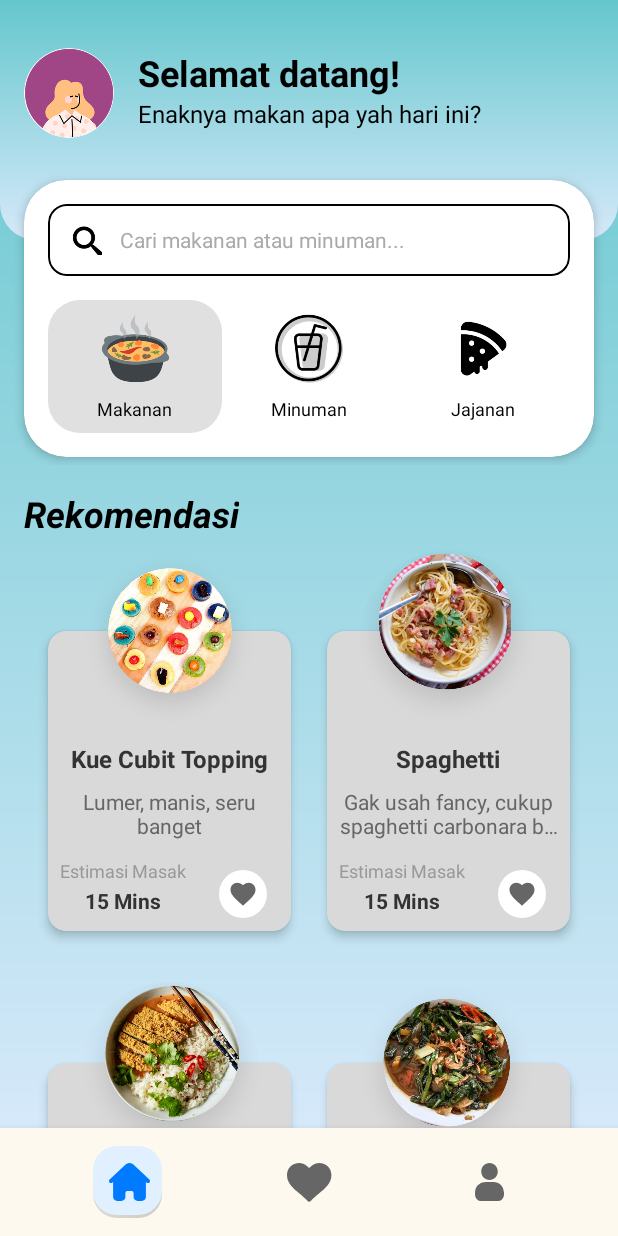
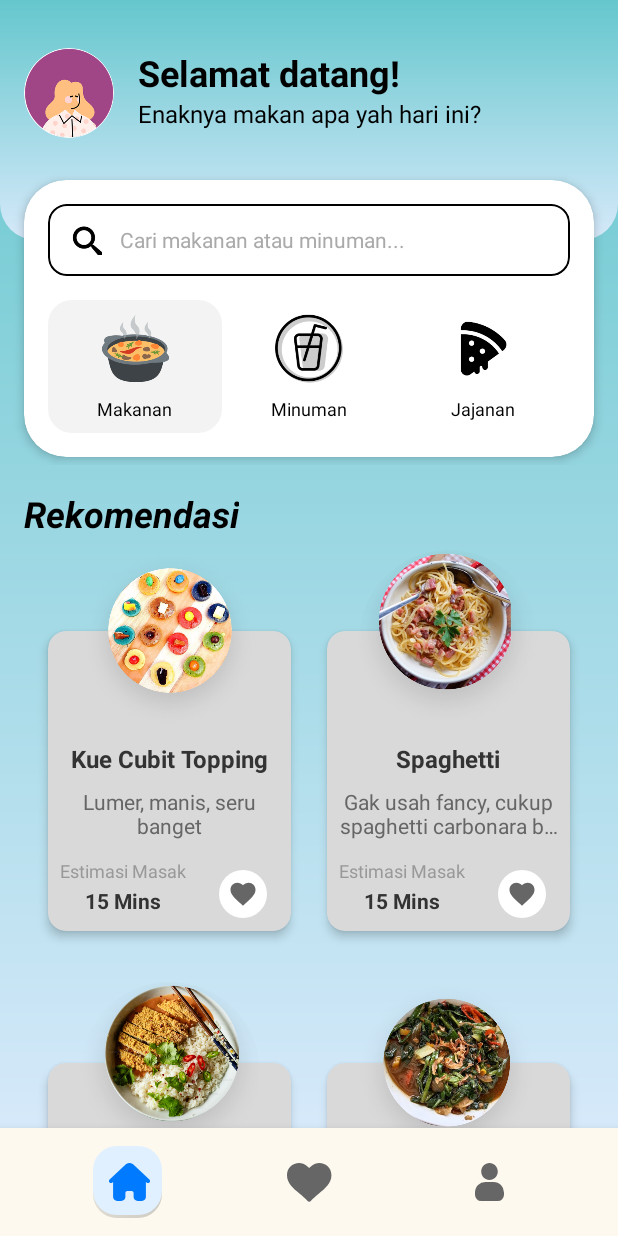
Before and after one commit to wahyuwsap/Saji_In, an Android app: the HomeFragment screen opened directly, with no data from a screen before it, after a tap on "Makanan", on a phone screen of 412 x 824 dp. Run offline under Robolectric (Android 15) with nearby library versions, the phone set to English and light mode, and no system bars; our stand-ins replace CircleImageView.

Commit message:
membuat menu shorting

```diff
--- a/app/src/main/java/com/saji_in/ui/home/HomeFragment.kt
+++ b/app/src/main/java/com/saji_in/ui/home/HomeFragment.kt
@@ -18,6 +18,8 @@ import com.saji_in.db.UserDatabaseHelper
 import com.saji_in.model.FoodItem
 import com.saji_in.model.FoodType
 import com.saji_in.model.SharedViewModel
+import android.graphics.Color
+
 import android.graphics.drawable.GradientDrawable
 
 
@@ -239,6 +241,7 @@ class HomeFragment : Fragment() {
 
     private var filteredList = foodList.toMutableList()
     private var currentFilter: FoodType? = null
+    private var showLimitedItems = true
 
     override fun onCreateView(
         inflater: LayoutInflater,
@@ -269,6 +272,17 @@ class HomeFragment : Fragment() {
         loadUserProfileImage()
     }
 
+    private fun updateEmptyStateLayout() {
+        if (filteredList.isEmpty()) {
+            binding.emptyStateLayout.visibility = View.VISIBLE
+            binding.rvRekomendasi.visibility = View.GONE
+        } else {
+            binding.emptyStateLayout.visibility = View.GONE
+            binding.rvRekomendasi.visibility = View.VISIBLE
+        }
+    }
+
+
     private fun toggleFilter(type: FoodType, selectedView: View) {
         if (currentFilter == type) {
             // Klik ulang, reset filter
@@ -284,29 +298,24 @@ class HomeFragment : Fragment() {
             highlightCategory(selectedView)
         }
         adapter.notifyDataSetChanged()
+        updateEmptyStateLayout()
+
     }
 
 
     private fun highlightCategory(selectedView: View) {
         clearHighlight()
-        val highlightColor = resources.getColor(R.color.gray_light, null)
-
-        // Gunakan background dengan corner radius
-        val drawable = GradientDrawable().apply {
-            setColor(highlightColor)
-            cornerRadius = 32f
-        }
-
-        selectedView.background = drawable
+        selectedView.setBackgroundResource(R.drawable.rounded_highlight)
     }
 
 
+
     private fun clearHighlight() {
-        val defaultColor = resources.getColor(android.R.color.transparent, null)
-        binding.llMakanan.setBackgroundColor(defaultColor)
-        binding.llJajanan.setBackgroundColor(defaultColor)
-        binding.llMinuman.setBackgroundColor(defaultColor)
+        binding.llMakanan.setBackgroundColor(Color.TRANSPARENT)
+        binding.llJajanan.setBackgroundColor(Color.TRANSPARENT)
+        binding.llMinuman.setBackgroundColor(Color.TRANSPARENT)
     }
+
 
     private fun setupFilterButtons() {
         binding.llMakanan.setOnClickListener {
@@ -327,6 +336,7 @@ class HomeFragment : Fragment() {
         filteredList.clear()
         filteredList.addAll(foodList.filter { it.type == type })
         adapter.notifyDataSetChanged()
+        updateEmptyStateLayout()
     }
 
     private fun loadUserProfileImage() {
@@ -366,6 +376,7 @@ class HomeFragment : Fragment() {
                     it.title.lowercase().contains(query) || it.description.lowercase().contains(query)
                 })
                 adapter.notifyDataSetChanged()
+                updateEmptyStateLayout()
             }
 
             override fun beforeTextChanged(s: CharSequence?, start: Int, count: Int, after: Int) {}
--- /dev/null
+++ b/app/src/main/res/drawable/rounded_highlight.xml
@@ -0,0 +1,5 @@
+<?xml version="1.0" encoding="utf-8"?>
+<shape xmlns:android="http://schemas.android.com/apk/res/android">
+    <solid android:color="@color/gray_light" />
+    <corners android:radius="16dp" />
+</shape>
--- a/app/src/main/res/layout/fragment_home.xml
+++ b/app/src/main/res/layout/fragment_home.xml
@@ -249,6 +249,37 @@
 
         </LinearLayout>
 
+        <LinearLayout
+            android:id="@+id/emptyStateLayout"
+            android:layout_width="match_parent"
+            android:layout_height="wrap_content"
+            android:orientation="vertical"
+            android:gravity="center"
+            android:layout_marginTop="100dp"
+            android:layout_marginBottom="100dp"
+            android:visibility="gone"
+            android:layout_gravity="center_horizontal">
+
+            <ImageView
+                android:id="@+id/emptyImage"
+                android:layout_width="200dp"
+                android:layout_height="200dp"
+                android:src="@drawable/ic_empty_love"
+                android:contentDescription="Empty" />
+
+            <TextView
+                android:id="@+id/emptyText"
+                android:layout_width="wrap_content"
+                android:layout_height="wrap_content"
+                android:text="Belum ada apa-apa nih"
+                android:textStyle="italic"
+                android:textSize="16sp"
+                android:textColor="@android:color/black"
+                android:layout_marginTop="16dp" />
+        </LinearLayout>
+
+
+
     </LinearLayout>
 
 </ScrollView>
--- a/app/src/main/res/values/colors.xml
+++ b/app/src/main/res/values/colors.xml
@@ -9,7 +9,8 @@
     <color name="white">#FFFFFFFF</color>
     <color name="blue">#007BFF</color>
     <color name="cream">#FDF9EF</color>
-    <color name="gray_light">#e0e0e0</color>
+    <color name="gray_light">#60e0e0e0</color>
+    <color name="gray_dark">#444444</color>
 
 
 </resources>
```
